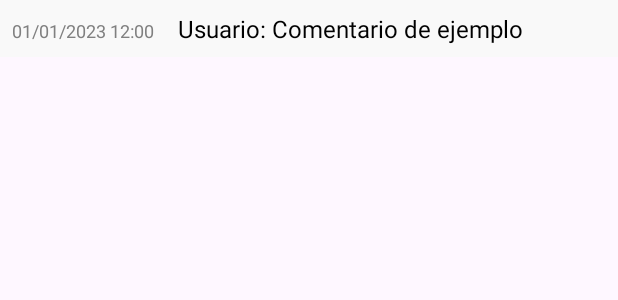
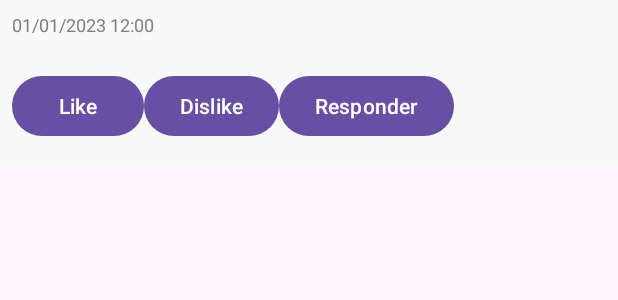
Before and after one commit to urenakiller10/App_Comida_Cercana, an Android app: the layout item_comentario.xml on its own in the app's theme, with its tools: preview values and no code run, on a phone screen of 412 x 824 dp. Shown: the top 300 px of the screen. Run offline under Robolectric (Android 15) with nearby library versions, the phone set to English and light mode, and no system bars.

Commit message:
Likes/Dislikes y responder

```diff
--- a/CrowFunding/app/build.gradle.kts
+++ b/CrowFunding/app/build.gradle.kts
@@ -36,10 +36,8 @@ android {
 
 dependencies {
     implementation(platform("com.google.firebase:firebase-bom:33.3.0"))
-    // Añadir productos de Firebase sin especificar versiones
     implementation("com.google.firebase:firebase-analytics-ktx")
     implementation("com.google.firebase:firebase-auth-ktx")
-    // Firebase Firestore
     implementation("com.google.firebase:firebase-firestore-ktx")
     implementation(libs.appcompat)
     implementation(libs.material)
--- a/CrowFunding/app/src/main/res/layout/item_comentario.xml
+++ b/CrowFunding/app/src/main/res/layout/item_comentario.xml
@@ -1,8 +1,7 @@
-<?xml version="1.0" encoding="utf-8"?>
 <LinearLayout xmlns:android="http://schemas.android.com/apk/res/android"
     android:layout_width="match_parent"
     android:layout_height="wrap_content"
-    android:orientation="horizontal"
+    android:orientation="vertical"
     android:padding="8dp"
     android:background="#F9F9F9">
 
@@ -22,6 +21,39 @@
         android:layout_width="wrap_content"
         android:layout_height="wrap_content"
         android:textSize="16sp"
-        android:textColor="#000000"
-        android:text="Usuario: Comentario de ejemplo" />
+        android:textColor="#000000" />
+
+    <!-- Botones para likes y dislikes -->
+    <LinearLayout
+        android:layout_width="wrap_content"
+        android:layout_height="wrap_content"
+        android:orientation="horizontal">
+
+        <Button
+            android:id="@+id/like_button"
+            android:layout_width="wrap_content"
+            android:layout_height="wrap_content"
+            android:text="Like" />
+
+        <Button
+            android:id="@+id/dislike_button"
+            android:layout_width="wrap_content"
+            android:layout_height="wrap_content"
+            android:text="Dislike" />
+
+        <Button
+            android:id="@+id/responder_button"
+            android:layout_width="wrap_content"
+            android:layout_height="wrap_content"
+            android:text="Responder" />
+    </LinearLayout>
+
+    <!-- Contenedor para respuestas anidadas -->
+    <LinearLayout
+        android:id="@+id/respuestas_container"
+        android:layout_width="match_parent"
+        android:layout_height="wrap_content"
+        android:orientation="vertical"
+        android:layout_marginTop="8dp"/>
+
 </LinearLayout>
```
Also changed, not shown: CrowFunding/app/src/main/AndroidManifest.xml (+6 -5 lines), CrowFunding/app/src/main/java/com/example/crowfunding/comentario.java (+31 -1 lines), CrowFunding/app/src/main/java/com/example/crowfunding/comentarioAdapter.java (+55 -2 lines), CrowFunding/app/src/main/java/com/example/crowfunding/foroGeneral.java (+7 -3 lines).
